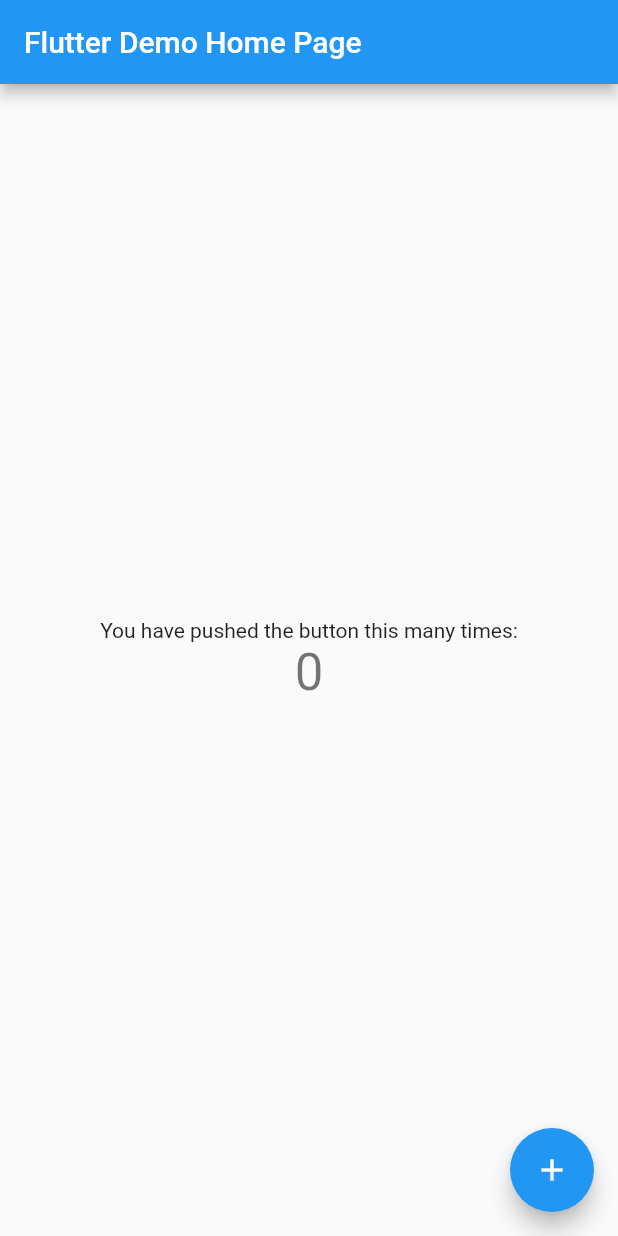
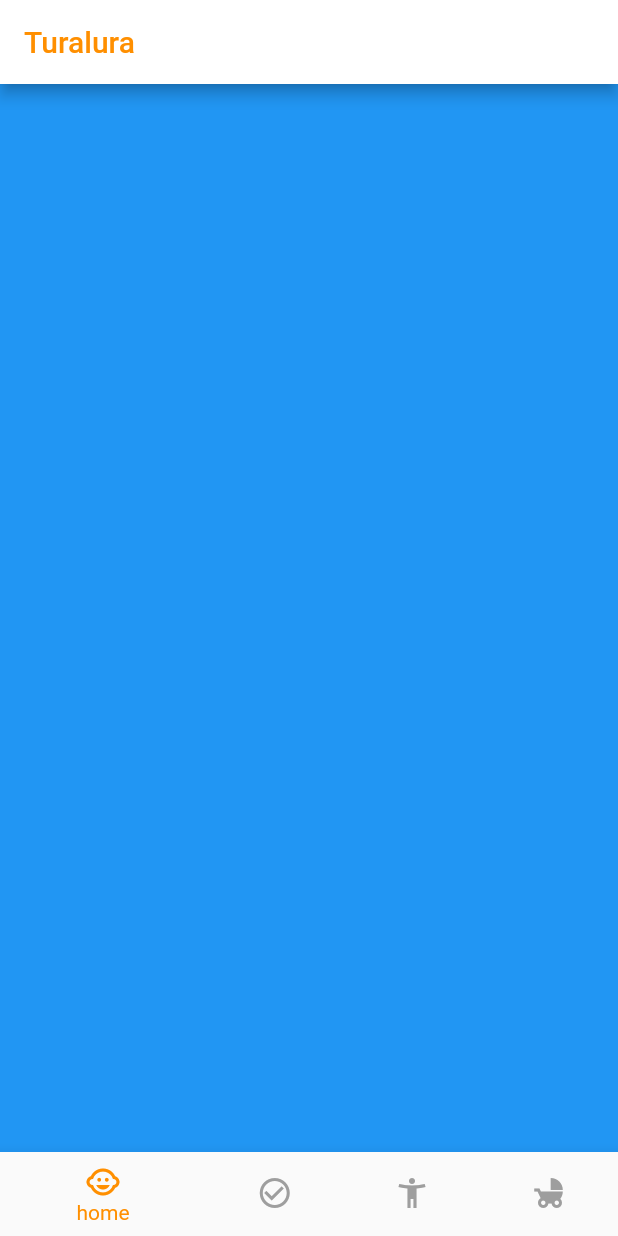
Before and after one commit to kimjaehu/turalura, a Flutter app: the screen it shows after launch, on a phone screen of 412 x 824 dp. Run offline on Flutter 3.47's test engine with Material 2 defaults, Android fonts, the phone set to English and light mode, and no system bars.

Commit message:
added appbar

```diff
--- a/lib/main.dart
+++ b/lib/main.dart
@@ -1,111 +1,18 @@
 import 'package:flutter/material.dart';
+import 'package:turalura/widgets/home_widget.dart';
 
 void main() => runApp(MyApp());
 
 class MyApp extends StatelessWidget {
-  // This widget is the root of your application.
   @override
   Widget build(BuildContext context) {
     return MaterialApp(
-      title: 'Flutter Demo',
-      theme: ThemeData(
-        // This is the theme of your application.
-        //
-        // Try running your application with "flutter run". You'll see the
-        // application has a blue toolbar. Then, without quitting the app, try
-        // changing the primarySwatch below to Colors.green and then invoke
-        // "hot reload" (press "r" in the console where you ran "flutter run",
-        // or simply save your changes to "hot reload" in a Flutter IDE).
-        // Notice that the counter didn't reset back to zero; the application
-        // is not restarted.
-        primarySwatch: Colors.blue,
-      ),
-      home: MyHomePage(title: 'Flutter Demo Home Page'),
-    );
+        title: "Turalura",
+        theme: ThemeData(
+          primaryColor: Colors.white,
+        ),
+        // theme: new ThemeData(brightness: Brightness.light),
+        // darkTheme: new ThemeData(brightness: Brightness.dark),
+        home: Home());
   }
 }
-
-class MyHomePage extends StatefulWidget {
-  MyHomePage({Key key, this.title}) : super(key: key);
-
-  // This widget is the home page of your application. It is stateful, meaning
-  // that it has a State object (defined below) that contains fields that affect
-  // how it looks.
-
-  // This class is the configuration for the state. It holds the values (in this
-  // case the title) provided by the parent (in this case the App widget) and
-  // used by the build method of the State. Fields in a Widget subclass are
-  // always marked "final".
-
-  final String title;
-
-  @override
-  _MyHomePageState createState() => _MyHomePageState();
-}
-
-class _MyHomePageState extends State<MyHomePage> {
-  int _counter = 0;
-
-  void _incrementCounter() {
-    setState(() {
-      // This call to setState tells the Flutter framework that something has
-      // changed in this State, which causes it to rerun the build method below
-      // so that the display can reflect the updated values. If we changed
-      // _counter without calling setState(), then the build method would not be
-      // called again, and so nothing would appear to happen.
-      _counter++;
-    });
-  }
-
-  @override
-  Widget build(BuildContext context) {
-    // This method is rerun every time setState is called, for instance as done
-    // by the _incrementCounter method above.
-    //
-    // The Flutter framework has been optimized to make rerunning build methods
-    // fast, so that you can just rebuild anything that needs updating rather
-    // than having to individually change instances of widgets.
-    return Scaffold(
-      appBar: AppBar(
-        // Here we take the value from the MyHomePage object that was created by
-        // the App.build method, and use it to set our appbar title.
-        title: Text(widget.title),
-      ),
-      body: Center(
-        // Center is a layout widget. It takes a single child and positions it
-        // in the middle of the parent.
-        child: Column(
-          // Column is also a layout widget. It takes a list of children and
-          // arranges them vertically. By default, it sizes itself to fit its
-          // children horizontally, and tries to be as tall as its parent.
-          //
-          // Invoke "debug painting" (press "p" in the console, choose the
-          // "Toggle Debug Paint" action from the Flutter Inspector in Android
-          // Studio, or the "Toggle Debug Paint" command in Visual Studio Code)
-          // to see the wireframe for each widget.
-          //
-          // Column has various properties to control how it sizes itself and
-          // how it positions its children. Here we use mainAxisAlignment to
-          // center the children vertically; the main axis here is the vertical
-          // axis because Columns are vertical (the cross axis would be
-          // horizontal).
-          mainAxisAlignment: MainAxisAlignment.center,
-          children: <Widget>[
-            Text(
-              'You have pushed the button this many times:',
-            ),
-            Text(
-              '$_counter',
-              style: Theme.of(context).textTheme.display1,
-            ),
-          ],
-        ),
-      ),
-      floatingActionButton: FloatingActionButton(
-        onPressed: _incrementCounter,
-        tooltip: 'Increment',
-        child: Icon(Icons.add),
-      ), // This trailing comma makes auto-formatting nicer for build methods.
-    );
-  }
-}
--- /dev/null
+++ b/lib/pages.dart
@@ -0,0 +1,37 @@
+import 'package:flutter/material.dart';
+
+class HomePage extends StatelessWidget {
+  @override
+  Widget build(BuildContext context) {
+    return Container(
+      color: Colors.blue,
+    );
+  }
+}
+
+class Checklist extends StatelessWidget {
+  @override
+  Widget build(BuildContext context) {
+    return Container(
+      color: Colors.yellow,
+    );
+  }
+}
+
+class Activities extends StatelessWidget {
+  @override
+  Widget build(BuildContext context) {
+    return Container(
+      color: Colors.red,
+    );
+  }
+}
+
+class Gears extends StatelessWidget {
+  @override
+  Widget build(BuildContext context) {
+    return Container(
+      color: Colors.green,
+    );
+  }
+}
--- /dev/null
+++ b/lib/widgets/home_widget.dart
@@ -0,0 +1,59 @@
+import 'package:flutter/material.dart';
+import 'package:turalura/pages.dart';
+
+
+class Home extends StatefulWidget {
+  @override
+  _HomeState createState() => _HomeState();
+}
+
+class _HomeState extends State<Home> {
+int _currentIndex = 0;
+final List<Widget> _children = [
+  HomePage(),
+  Checklist(),
+  Activities(),
+  Gears(),
+];
+
+
+  @override
+  Widget build(BuildContext context) {
+    return Scaffold(
+      appBar: AppBar(
+        title: Text("Turalura", style: TextStyle(color: Colors.amber[800]),),
+      ),
+      body: _children[_currentIndex],
+      bottomNavigationBar: BottomNavigationBar(
+        selectedItemColor: Colors.amber[800],
+        unselectedItemColor: Colors.grey,
+        onTap: onTabTapped,
+        currentIndex: _currentIndex,
+        items: [
+          BottomNavigationBarItem(
+            icon: new Icon(Icons.child_care,),
+            title: new Text("home"),
+          ),
+          BottomNavigationBarItem(
+            icon: new Icon(Icons.check_circle_outline),
+            title: new Text("Checklist"),
+          ),
+          BottomNavigationBarItem(
+            icon: new Icon(Icons.accessibility_new),
+            title: new Text("Activities"),
+          ),
+          BottomNavigationBarItem(
+            icon: new Icon(Icons.child_friendly),
+            title: new Text("Gears"),
+          ),
+        ],
+      ),
+    );
+  }
+
+  void onTabTapped(int index) {
+    setState(() {
+      _currentIndex = index;
+    });
+  }
+}
```
